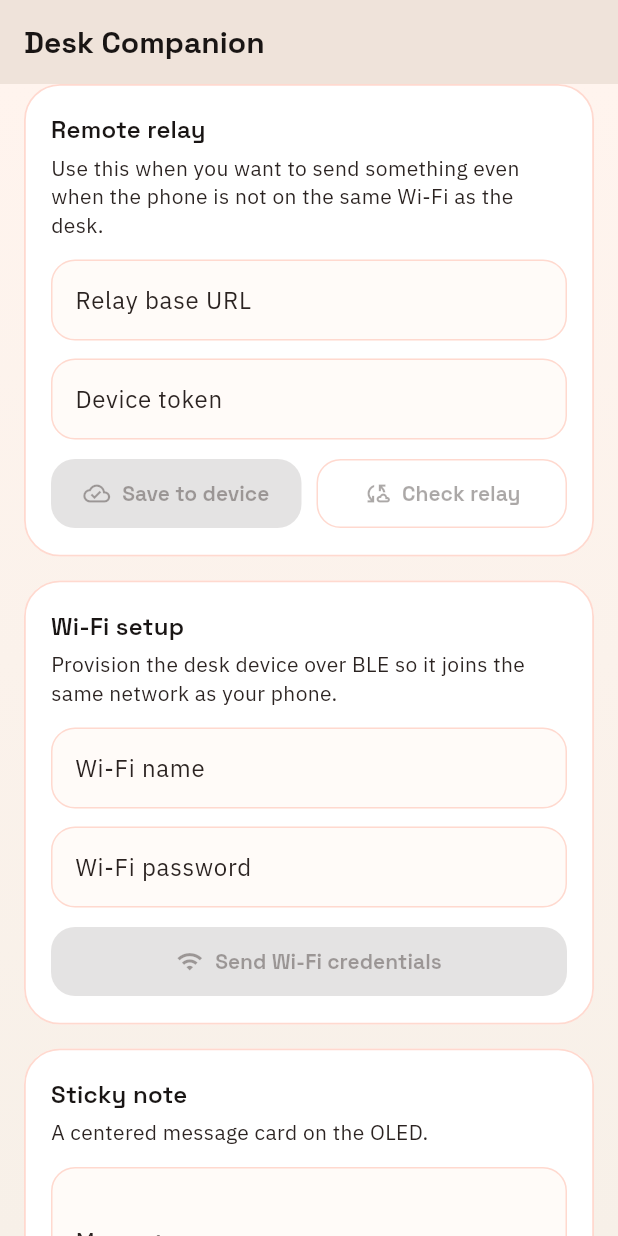
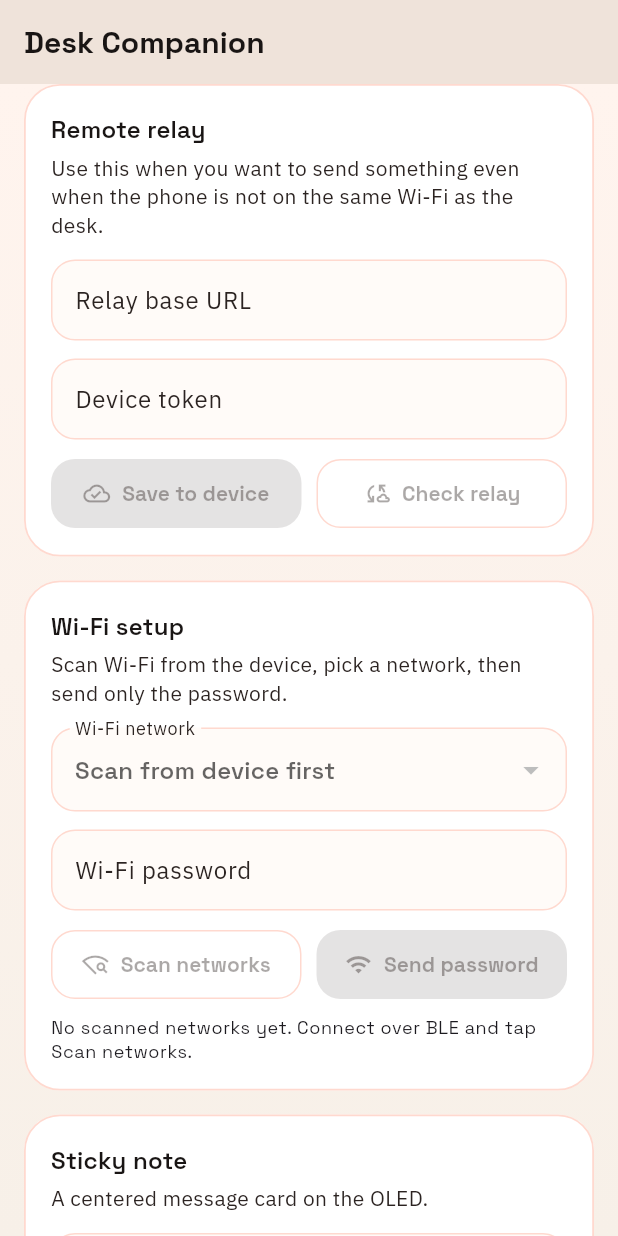
Before and after one commit to Predatuh/Desk-Companion, a Flutter app: the screen it shows after launch, scrolled down 576 dp, on a phone screen of 412 x 824 dp. Run offline on Flutter 3.47's test engine with Material 3 defaults, Android fonts, the phone set to English and light mode, and no system bars; our stand-ins replace file_picker, flutter_blue_plus, google_fonts.

Commit message:
Add BLE Wi-Fi scan picker and update idle text

```diff
--- a/lib/providers/desk_companion_controller.dart
+++ b/lib/providers/desk_companion_controller.dart
@@ -25,6 +25,7 @@ class DeskCompanionController extends ChangeNotifier {
   String _deviceName = '';
   String _relayBaseUrl = '';
   String _deviceToken = '';
+  List<String> _availableWifiNetworks = const [];
   bool _busy = false;
 
   BluetoothDevice? _device;
@@ -47,6 +48,7 @@ class DeskCompanionController extends ChangeNotifier {
   String get deviceName => _deviceName;
   String get relayBaseUrl => _relayBaseUrl;
   String get deviceToken => _deviceToken;
+  List<String> get availableWifiNetworks => _availableWifiNetworks;
   bool get busy => _busy;
   bool get isBleConnected => _bleState == CompanionBleState.connected;
 
@@ -197,6 +199,13 @@ class DeskCompanionController extends ChangeNotifier {
         'password': password,
       });
       _setStatus('Sent Wi-Fi credentials over BLE.');
+    });
+  }
+
+  Future<void> scanWifiNetworks() async {
+    await _runBusy(() async {
+      await _sendBleCommand({'type': 'scan_wifi'});
+      _setStatus('Requested Wi-Fi scan from device.');
     });
   }
 
@@ -364,6 +373,15 @@ class DeskCompanionController extends ChangeNotifier {
     _statusMessage = (payload['status'] as String? ?? _statusMessage).trim();
     _relayBaseUrl = (payload['relayUrl'] as String? ?? _relayBaseUrl).trim();
     _deviceToken = (payload['deviceToken'] as String? ?? _deviceToken).trim();
+    final wifiNetworks = payload['wifiNetworks'];
+    if (wifiNetworks is List) {
+      _availableWifiNetworks = wifiNetworks
+          .whereType<String>()
+          .map((value) => value.trim())
+          .where((value) => value.isNotEmpty)
+          .toSet()
+          .toList(growable: false);
+    }
     notifyListeners();
   }
 
--- a/lib/screens/desk_companion_studio_screen.dart
+++ b/lib/screens/desk_companion_studio_screen.dart
@@ -21,12 +21,12 @@ class DeskCompanionStudioScreen extends StatefulWidget {
 }
 
 class _DeskCompanionStudioScreenState extends State<DeskCompanionStudioScreen> {
-  final _wifiSsidController = TextEditingController();
   final _wifiPasswordController = TextEditingController();
   final _relayUrlController = TextEditingController();
   final _deviceTokenController = TextEditingController();
   final _noteController = TextEditingController();
   final _bannerController = TextEditingController(text: 'miss you already <3');
+  String? _selectedWifiSsid;
 
   CompanionImagePayload? _selectedImage;
   Uint8List _drawBitmap = Uint8List(OledBitmapCodec.byteLength);
@@ -40,7 +40,6 @@ class _DeskCompanionStudioScreenState extends State<DeskCompanionStudioScreen> {
 
   @override
   void dispose() {
-    _wifiSsidController.dispose();
     _wifiPasswordController.dispose();
     _relayUrlController.dispose();
     _deviceTokenController.dispose();
@@ -53,6 +52,11 @@ class _DeskCompanionStudioScreenState extends State<DeskCompanionStudioScreen> {
   @override
   Widget build(BuildContext context) {
     final controller = context.watch<DeskCompanionController>();
+    final availableWifiNetworks = controller.availableWifiNetworks;
+    final selectedWifiSsid = _resolveSelectedWifiSsid(
+      availableWifiNetworks,
+      controller.connectedSsid,
+    );
 
     _syncController(_relayUrlController, controller.relayBaseUrl);
     _syncController(_deviceTokenController, controller.deviceToken);
@@ -211,12 +215,26 @@ class _DeskCompanionStudioScreenState extends State<DeskCompanionStudioScreen> {
                 const SizedBox(height: 16),
                 _SectionCard(
                   title: 'Wi-Fi setup',
-                  subtitle: 'Provision the desk device over BLE so it joins the same network as your phone.',
+                  subtitle: 'Scan Wi-Fi from the device, pick a network, then send only the password.',
                   child: Column(
                     children: [
-                      TextField(
-                        controller: _wifiSsidController,
-                        decoration: const InputDecoration(labelText: 'Wi-Fi name'),
+                      DropdownButtonFormField<String>(
+                        value: selectedWifiSsid,
+                        items: availableWifiNetworks
+                            .map(
+                              (ssid) => DropdownMenuItem<String>(
+                                value: ssid,
+                                child: Text(ssid, overflow: TextOverflow.ellipsis),
+                              ),
+                            )
+                            .toList(growable: false),
+                        onChanged: controller.busy || !controller.isBleConnected
+                            ? null
+                            : (value) => setState(() => _selectedWifiSsid = value),
+                        decoration: const InputDecoration(
+                          labelText: 'Wi-Fi network',
+                          hintText: 'Scan from device first',
+                        ),
                       ),
                       const SizedBox(height: 12),
                       TextField(
@@ -225,16 +243,42 @@ class _DeskCompanionStudioScreenState extends State<DeskCompanionStudioScreen> {
                         decoration: const InputDecoration(labelText: 'Wi-Fi password'),
                       ),
                       const SizedBox(height: 12),
-                      SizedBox(
-                        width: double.infinity,
-                        child: ElevatedButton.icon(
-                          onPressed: controller.busy || !controller.isBleConnected
-                              ? null
-                              : () => _sendWifi(controller),
-                          icon: const Icon(Icons.wifi),
-                          label: const Text('Send Wi-Fi credentials'),
+                      Row(
+                        children: [
+                          Expanded(
+                            child: OutlinedButton.icon(
+                              onPressed: controller.busy || !controller.isBleConnected
+                                  ? null
+                                  : () => _perform(
+                                        () => controller.scanWifiNetworks(),
+                                        success: 'Wi-Fi networks refreshed from device.',
+                                      ),
+                              icon: const Icon(Icons.wifi_find_outlined),
+                              label: const Text('Scan networks'),
+                            ),
+                          ),
+                          const SizedBox(width: 10),
+                          Expanded(
+                            child: ElevatedButton.icon(
+                              onPressed: controller.busy || !controller.isBleConnected || selectedWifiSsid == null
+                                  ? null
+                                  : () => _sendWifi(controller),
+                              icon: const Icon(Icons.wifi),
+                              label: const Text('Send password'),
+                            ),
+                          ),
+                        ],
+                      ),
+                      if (availableWifiNetworks.isEmpty) ...[
+                        const SizedBox(height: 10),
+                        Align(
+                          alignment: Alignment.centerLeft,
+                          child: Text(
+                            'No scanned networks yet. Connect over BLE and tap Scan networks.',
+                            style: Theme.of(context).textTheme.bodySmall,
+                          ),
                         ),
-                      ),
+                      ],
                     ],
                   ),
                 ),
@@ -604,13 +648,34 @@ class _DeskCompanionStudioScreenState extends State<DeskCompanionStudioScreen> {
   }
 
   Future<void> _sendWifi(DeskCompanionController controller) async {
+    final selectedWifiSsid = _resolveSelectedWifiSsid(
+      controller.availableWifiNetworks,
+      controller.connectedSsid,
+    );
+    if (selectedWifiSsid == null) {
+      _showMessage('Scan and pick a Wi-Fi network first.');
+      return;
+    }
     await _perform(
       () => controller.sendWifiCredentials(
-        ssid: _wifiSsidController.text.trim(),
+        ssid: selectedWifiSsid,
         password: _wifiPasswordController.text,
       ),
       success: 'Wi-Fi credentials sent. Use refresh once the display joins.',
     );
+  }
+
+  String? _resolveSelectedWifiSsid(List<String> availableWifiNetworks, String connectedSsid) {
+    if (_selectedWifiSsid != null && availableWifiNetworks.contains(_selectedWifiSsid)) {
+      return _selectedWifiSsid;
+    }
+    if (connectedSsid.isNotEmpty && availableWifiNetworks.contains(connectedSsid)) {
+      return connectedSsid;
+    }
+    if (availableWifiNetworks.isNotEmpty) {
+      return availableWifiNetworks.first;
+    }
+    return null;
   }
 
   Future<void> _saveRelay(DeskCompanionController controller) async {
```
Also changed, not shown: 1 other file.
